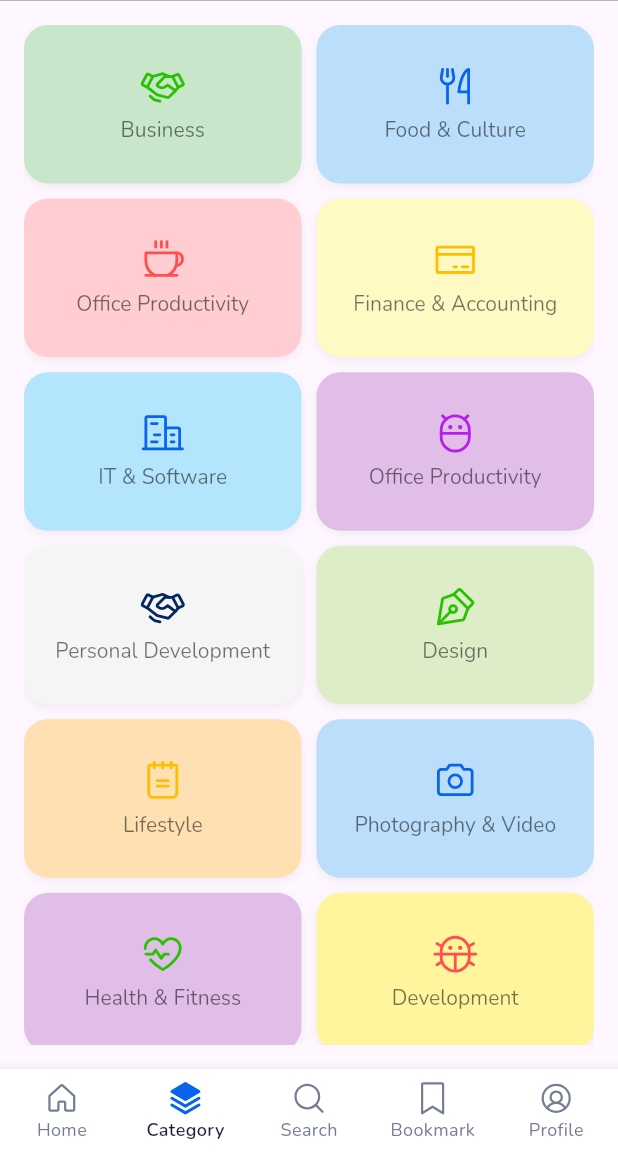
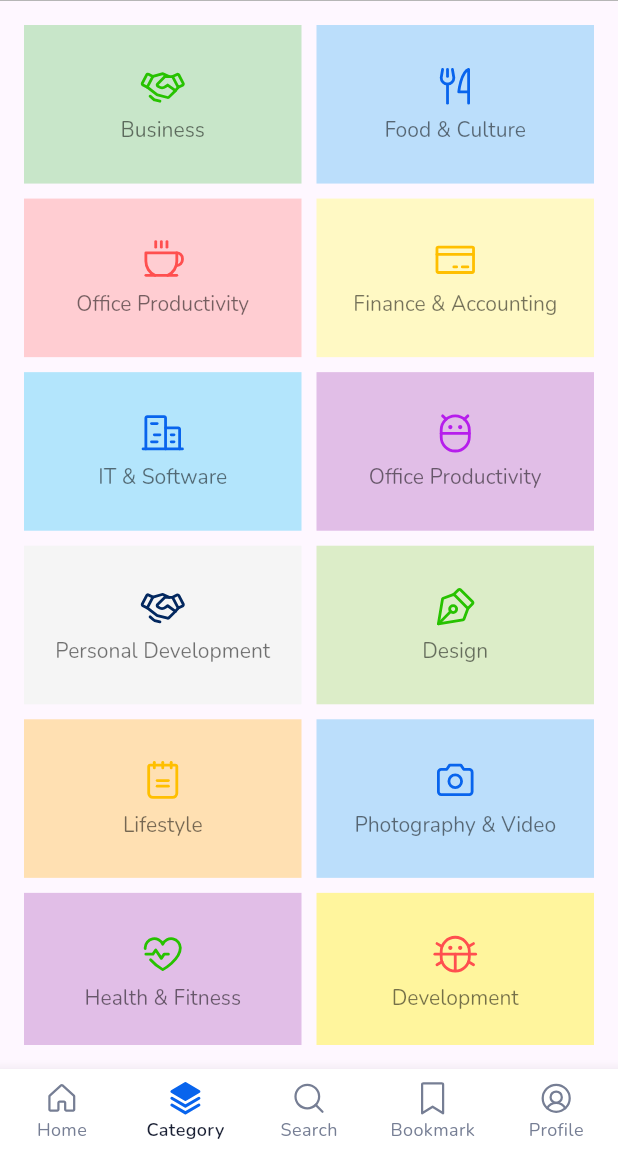
Before and after one commit to shair2048/news_app_fe, a Flutter app: the screen it shows after launch, on a phone screen of 412 x 824 dp, the part 83-1236 px from its top. Run offline on Flutter 3.47's test engine with Material 3 defaults, Android fonts, the phone set to English and light mode, and no system bars; our stand-ins replace flutter_riverpod, flutter_svg, go_router.

Commit message:
Removed category item's boxshadow, add scroll for category page

```diff
--- a/lib/features/category/view/pages/category_page.dart
+++ b/lib/features/category/view/pages/category_page.dart
@@ -1,7 +1,6 @@
 import 'package:flutter/material.dart';
 import 'package:flutter_riverpod/flutter_riverpod.dart';
 import 'package:news_app_fe/core/widgets/custom_app_bar.dart';
-import 'package:news_app_fe/core/widgets/custom_nav_bar.dart';
 import '../../viewmodel/category_viewmodel.dart';
 import '../widgets/category_item.dart';
 
@@ -21,11 +20,12 @@ class CategoryPage extends ConsumerWidget {
           childAspectRatio: 1.75,
           mainAxisSpacing: 10,
           crossAxisSpacing: 10,
-          physics: const NeverScrollableScrollPhysics(),
+          physics: const AlwaysScrollableScrollPhysics(),
           shrinkWrap: true,
-          children: categories
-              .map((category) => CategoryItem(category: category))
-              .toList(),
+          children:
+              categories
+                  .map((category) => CategoryItem(category: category))
+                  .toList(),
         ),
       ),
     );
--- a/lib/features/category/view/widgets/category_item.dart
+++ b/lib/features/category/view/widgets/category_item.dart
@@ -1,6 +1,9 @@
 import 'package:flutter/material.dart';
 import 'package:flutter_svg/flutter_svg.dart';
 import '../../model/category_model.dart';
+import 'package:logging/logging.dart';
+
+final log = Logger('CategoryItem');
 
 class CategoryItem extends StatefulWidget {
   final Category category;
@@ -24,13 +27,9 @@ class _CategoryItemState extends State<CategoryItem>
       duration: const Duration(milliseconds: 150),
       vsync: this,
     );
-    _scaleAnimation = Tween<double>(
-      begin: 1.0,
-      end: 0.95,
-    ).animate(CurvedAnimation(
-      parent: _animationController,
-      curve: Curves.easeInOut,
-    ));
+    _scaleAnimation = Tween<double>(begin: 1.0, end: 0.95).animate(
+      CurvedAnimation(parent: _animationController, curve: Curves.easeInOut),
+    );
   }
 
   @override
@@ -55,8 +54,7 @@ class _CategoryItemState extends State<CategoryItem>
   }
 
   void _handleTap() {
-    // TODO: Navigate to category detail page
-    print('Tapped on ${widget.category.title}');
+    log.info('Tapped on ${widget.category.title}');
 
     // Haptic feedback for better UX
     // HapticFeedback.lightImpact();
@@ -77,25 +75,11 @@ class _CategoryItemState extends State<CategoryItem>
             child: AnimatedContainer(
               duration: const Duration(milliseconds: 150),
               decoration: BoxDecoration(
-                color: _isPressed
-                    ? widget.category.backgroundColor.withOpacity(0.8)
-                    : widget.category.backgroundColor,
-                borderRadius: BorderRadius.circular(16),
-                boxShadow: _isPressed
-                    ? [
-                  BoxShadow(
-                    color: Colors.black.withOpacity(0.1),
-                    blurRadius: 8,
-                    offset: const Offset(0, 4),
-                  )
-                ]
-                    : [
-                  BoxShadow(
-                    color: Colors.black.withOpacity(0.05),
-                    blurRadius: 4,
-                    offset: const Offset(0, 2),
-                  )
-                ],
+                color:
+                    _isPressed
+                        ? widget.category.backgroundColor.withValues(alpha: 10)
+                        : widget.category.backgroundColor,
+                borderRadius: BorderRadius.circular(0),
               ),
               padding: const EdgeInsets.all(12),
               child: Column(
@@ -114,7 +98,8 @@ class _CategoryItemState extends State<CategoryItem>
                     duration: const Duration(milliseconds: 150),
                     style: TextStyle(
                       fontFamily: 'Nunito',
-                      fontWeight: _isPressed ? FontWeight.w600 : FontWeight.w400,
+                      fontWeight:
+                          _isPressed ? FontWeight.w600 : FontWeight.w400,
                       fontSize: 14,
                       color: _isPressed ? Colors.black87 : Colors.black54,
                     ),
--- a/lib/features/home/view/pages/home_page.dart
+++ b/lib/features/home/view/pages/home_page.dart
@@ -1,7 +1,6 @@
 import 'package:flutter/material.dart';
 import 'package:flutter_riverpod/flutter_riverpod.dart';
 import 'package:news_app_fe/core/widgets/custom_app_bar.dart';
-import 'package:news_app_fe/core/widgets/custom_nav_bar.dart';
 
 class HomePage extends ConsumerStatefulWidget {
   const HomePage({super.key});
--- a/pubspec.yaml
+++ b/pubspec.yaml
@@ -39,6 +39,7 @@ dependencies:
   riverpod_annotation: ^2.6.1
   go_router: ^15.1.2
   freezed_annotation: ^3.0.0
+  logging: ^1.3.0
 
 dev_dependencies:
   flutter_test:
```
Also changed, not shown: pubspec.lock, 3 other files.
